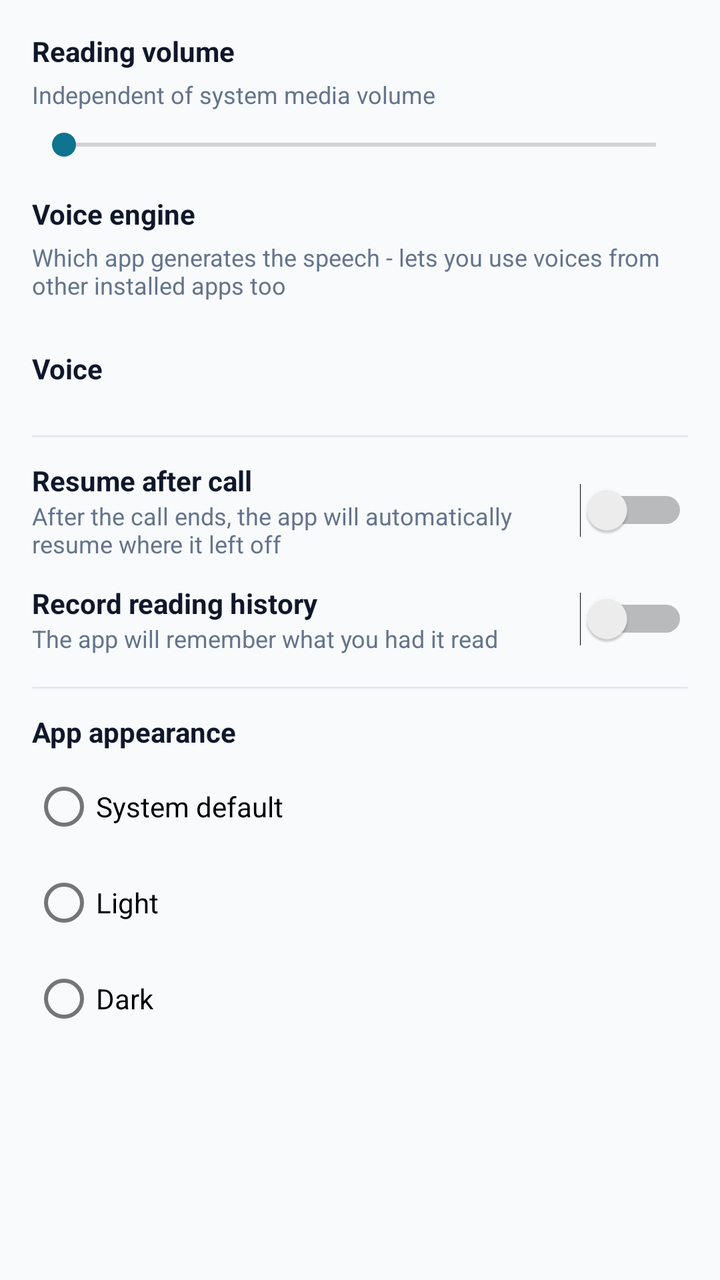
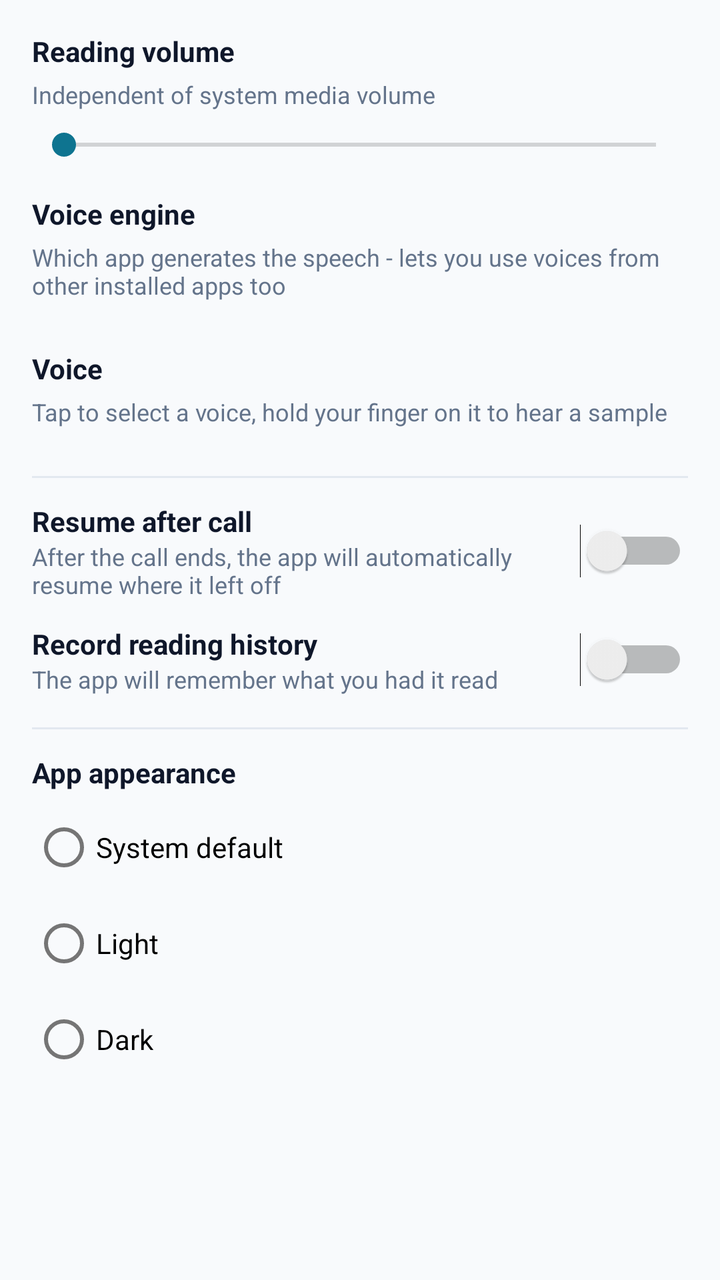

Before-and-after screenshots of an Android layout around one commit, followed by the original layout XML and the change that was made.
<!-- AndroidManifest.xml: application theme Theme.SmartReader -->
<!-- res/layout/dialog_settings.xml -->
<?xml version="1.0" encoding="utf-8"?>
<ScrollView xmlns:android="http://schemas.android.com/apk/res/android"
    android:layout_width="match_parent"
    android:layout_height="wrap_content">

    <LinearLayout
        android:layout_width="match_parent"
        android:layout_height="wrap_content"
        android:orientation="vertical"
        android:padding="16dp">

        <TextView
            android:layout_width="wrap_content"
            android:layout_height="wrap_content"
            android:text="@string/label_reading_volume"
            android:textStyle="bold"
            android:textColor="@color/text_primary"
            android:layout_marginBottom="4dp" />

        <TextView
            android:layout_width="wrap_content"
            android:layout_height="wrap_content"
            android:text="@string/desc_volume_independent"
            android:textSize="12sp"
            android:textColor="@color/text_secondary"
            android:layout_marginBottom="8dp" />

        <SeekBar
            android:id="@+id/seekVolumeDialog"
            android:layout_width="match_parent"
            android:layout_height="wrap_content"
            android:max="100"
            android:progressTint="@color/brand_primary"
            android:thumbTint="@color/brand_primary" />

        <TextView
            android:layout_width="wrap_content"
            android:layout_height="wrap_content"
            android:text="@string/label_tts_engine"
            android:textStyle="bold"
            android:textColor="@color/text_primary"
            android:layout_marginTop="16dp"
            android:layout_marginBottom="4dp" />

        <TextView
            android:layout_width="wrap_content"
            android:layout_height="wrap_content"
            android:text="@string/desc_tts_engine"
            android:textSize="12sp"
            android:textColor="@color/text_secondary"
            android:layout_marginBottom="8dp" />

        <RadioGroup
            android:id="@+id/radioGroupEngines"
            android:layout_width="match_parent"
            android:layout_height="wrap_content"
            android:orientation="vertical" />

        <TextView
            android:layout_width="wrap_content"
            android:layout_height="wrap_content"
            android:text="@string/label_voice"
            android:textStyle="bold"
            android:textColor="@color/text_primary"
            android:layout_marginTop="16dp"
            android:layout_marginBottom="8dp" />

        <RadioGroup
            android:id="@+id/radioGroupVoices"
            android:layout_width="match_parent"
            android:layout_height="wrap_content"
            android:orientation="vertical" />

        <View
            android:layout_width="match_parent"
            android:layout_height="1dp"
            android:background="@color/border"
            android:layout_marginTop="16dp"
            android:layout_marginBottom="12dp" />

        <LinearLayout
            android:layout_width="match_parent"
            android:layout_height="wrap_content"
            android:orientation="horizontal"
            android:gravity="center_vertical">

            <LinearLayout
                android:layout_width="0dp"
                android:layout_height="wrap_content"
                android:layout_weight="1"
                android:orientation="vertical"
                android:layout_marginEnd="8dp">

                <TextView
                    android:layout_width="wrap_content"
                    android:layout_height="wrap_content"
                    android:text="@string/label_auto_resume"
                    android:textStyle="bold"
                    android:textColor="@color/text_primary" />

                <TextView
                    android:layout_width="wrap_content"
                    android:layout_height="wrap_content"
                    android:text="@string/desc_auto_resume"
                    android:textSize="12sp"
                    android:textColor="@color/text_secondary" />
            </LinearLayout>

            <Switch
                android:id="@+id/switchAutoResume"
                android:layout_width="wrap_content"
                android:layout_height="wrap_content" />
        </LinearLayout>

        <LinearLayout
            android:layout_width="match_parent"
            android:layout_height="wrap_content"
            android:orientation="horizontal"
            android:gravity="center_vertical"
            android:layout_marginTop="12dp">

            <LinearLayout
                android:layout_width="0dp"
                android:layout_height="wrap_content"
                android:layout_weight="1"
                android:orientation="vertical"
                android:layout_marginEnd="8dp">

                <TextView
                    android:layout_width="wrap_content"
                    android:layout_height="wrap_content"
                    android:text="@string/label_record_history"
                    android:textStyle="bold"
                    android:textColor="@color/text_primary" />

                <TextView
                    android:layout_width="wrap_content"
                    android:layout_height="wrap_content"
                    android:text="@string/desc_record_history"
                    android:textSize="12sp"
                    android:textColor="@color/text_secondary" />
            </LinearLayout>

            <Switch
                android:id="@+id/switchHistoryEnabled"
                android:layout_width="wrap_content"
                android:layout_height="wrap_content" />
        </LinearLayout>

        <View
            android:layout_width="match_parent"
            android:layout_height="1dp"
            android:background="@color/border"
            android:layout_marginTop="16dp"
            android:layout_marginBottom="12dp" />

        <TextView
            android:layout_width="wrap_content"
            android:layout_height="wrap_content"
            android:text="@string/label_appearance"
            android:textStyle="bold"
            android:textColor="@color/text_primary"
            android:layout_marginBottom="4dp" />

        <RadioGroup
            android:id="@+id/radioGroupTheme"
            android:layout_width="match_parent"
            android:layout_height="wrap_content"
            android:orientation="vertical">

            <RadioButton
                android:id="@+id/radioThemeSystem"
                android:layout_width="match_parent"
                android:layout_height="wrap_content"
                android:text="@string/theme_system" />

            <RadioButton
                android:id="@+id/radioThemeLight"
                android:layout_width="match_parent"
                android:layout_height="wrap_content"
                android:text="@string/theme_light" />

            <RadioButton
                android:id="@+id/radioThemeDark"
                android:layout_width="match_parent"
                android:layout_height="wrap_content"
                android:text="@string/theme_dark" />
        </RadioGroup>

    </LinearLayout>
</ScrollView>
<!-- resources referenced by this layout -->
<resources>
  <color name="border">#E2E8F0</color>
  <color name="brand_primary">#0E7490</color>
  <color name="text_primary">#0F172A</color>
  <color name="text_secondary">#64748B</color>
  <string name="desc_auto_resume">After the call ends, the app will automatically resume where it left off</string>
  <string name="desc_record_history">The app will remember what you had it read</string>
  <string name="desc_tts_engine">Which app generates the speech - lets you use voices from other installed apps too</string>
  <string name="desc_volume_independent">Independent of system media volume</string>
  <string name="label_appearance">App appearance</string>
  <string name="label_auto_resume">Resume after call</string>
  <string name="label_reading_volume">Reading volume</string>
  <string name="label_record_history">Record reading history</string>
  <string name="label_tts_engine">Voice engine</string>
  <string name="label_voice">Voice</string>
  <string name="theme_dark">Dark</string>
  <string name="theme_light">Light</string>
  <string name="theme_system">System default</string>
  <style name="Theme.SmartReader" parent="Theme.MaterialComponents.DayNight.NoActionBar">
          <item name="colorPrimary">@color/brand_primary</item>
          <item name="colorPrimaryDark">@color/brand_primary_dark</item>
          <item name="colorSecondary">@color/brand_accent</item>
          <item name="colorOnPrimary">#FFFFFF</item>
          <item name="android:windowBackground">@color/surface</item>
          <item name="android:statusBarColor">@color/brand_primary_dark</item>
      </style>
  <color name="brand_primary_dark">#155E75</color>
  <color name="brand_accent">#FF7A59</color>
  <color name="surface">#F8FAFC</color>
</resources>

<!-- the commit's change to res/layout/dialog_settings.xml (unified diff, before → after) -->
@@ -63,6 +63,14 @@
             android:textStyle="bold"
             android:textColor="@color/text_primary"
             android:layout_marginTop="16dp"
+            android:layout_marginBottom="4dp" />
+
+        <TextView
+            android:layout_width="wrap_content"
+            android:layout_height="wrap_content"
+            android:text="@string/desc_voice_preview_hint"
+            android:textSize="12sp"
+            android:textColor="@color/text_secondary"
             android:layout_marginBottom="8dp" />
 
         <RadioGroup
<!-- resource entries referenced after the edit -->
@@ -7,6 +7,7 @@
   <string name="desc_auto_resume">After the call ends, the app will automatically resume where it left off</string>
   <string name="desc_record_history">The app will remember what you had it read</string>
   <string name="desc_tts_engine">Which app generates the speech - lets you use voices from other installed apps too</string>
+  <string name="desc_voice_preview_hint">Tap to select a voice, hold your finger on it to hear a sample</string>
   <string name="desc_volume_independent">Independent of system media volume</string>
   <string name="label_appearance">App appearance</string>
   <string name="label_auto_resume">Resume after call</string>
